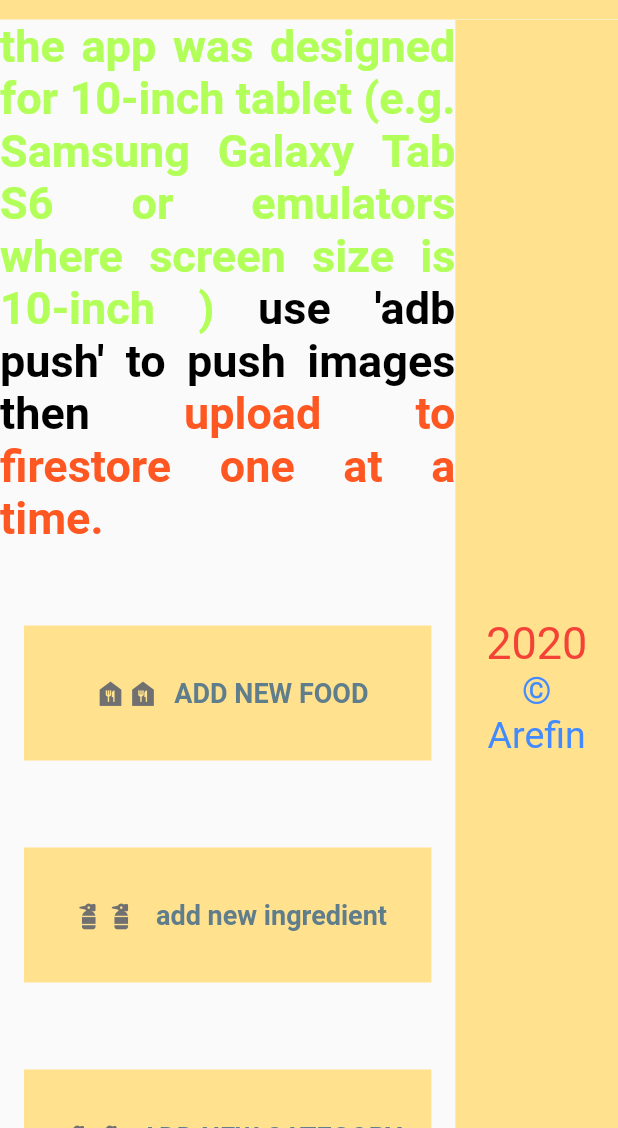
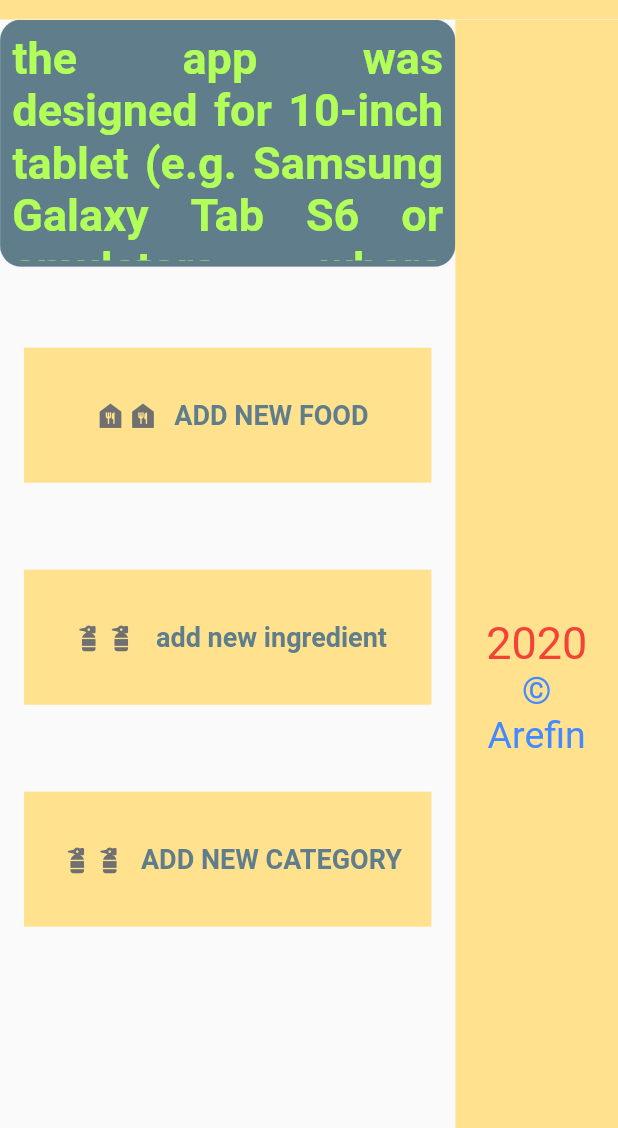
Before and after one commit to sultanularefin/adminAppClientOldLinkUpDB, a Flutter app: the FoodGalleryAdminHome2 screen opened directly, on a phone screen of 412 x 824 dp, the part 108-1236 px from its top. Run offline on Flutter 3.47's test engine with Material 2 defaults, Android fonts, the phone set to English and light mode, and no system bars; our stand-ins replace cached_network_image, cloud_firestore, firebase_auth, firebase_core, firebase_storage, flutter_cache_manager and 4 more; missing offline and left inert: mime_type; accounts and stored records are empty; Roboto replaces fonts that are missing (historia, poppins).

Commit message:
admin home page modified with hint text background color

```diff
--- a/lib/src/screens/HomeScreenNewDB2/foodgalleryAdminHome2.dart
+++ b/lib/src/screens/HomeScreenNewDB2/foodgalleryAdminHome2.dart
@@ -197,10 +197,30 @@ class _FoodGalleryState extends State<FoodGalleryAdminHome2> {
   Widget about(BuildContext context){
 
     return SingleChildScrollView(
-        child:
-          titleWidget(),
+      child:Container(
+
+
+        height: displayHeight(context)/5,
+        padding: EdgeInsets.fromLTRB(8,8,8,4),
+
+        decoration: BoxDecoration(
+          // color: Color(0xffFFE18E),
+          color:Colors.blueGrey,
+
+          border: Border.all(
+            color: Colors.blueGrey,
+            style: BorderStyle.solid,
+            width: 0.2,
+          ),
+          borderRadius: BorderRadius.all(Radius.circular(14)),
+        ),
+        child: titleWidget(),
+      ),
 
     );
+
+
+
   }
 
 
@@ -342,6 +362,8 @@ class _FoodGalleryState extends State<FoodGalleryAdminHome2> {
 
                         Container(child:displayHeight(context)>800?about(context):
                         Container(
+
+
                           child: Text('the app was designed for 10-inch tablet (e.g. Samsung Galaxy '
                               'Tab S6 or emulators where screen size is 10-inch ) , or check the '
                               'login page for details.'),
```
